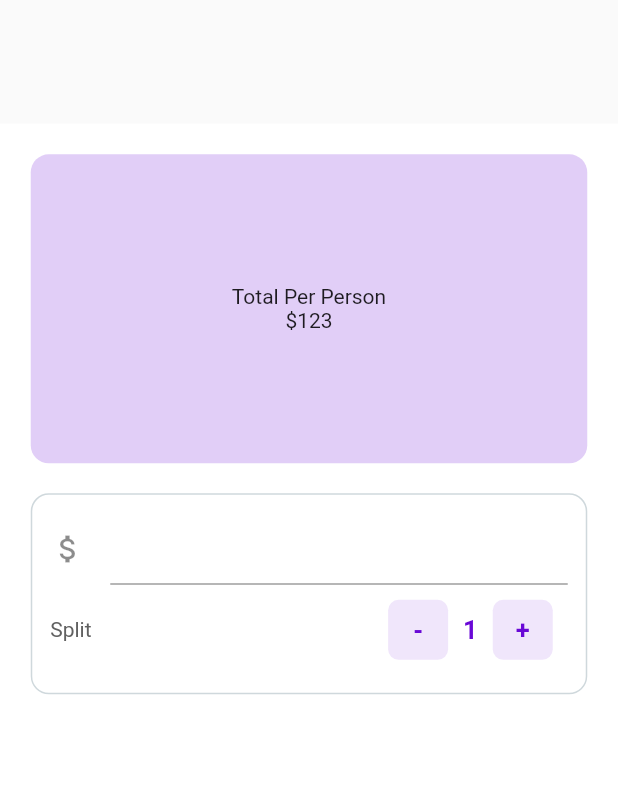
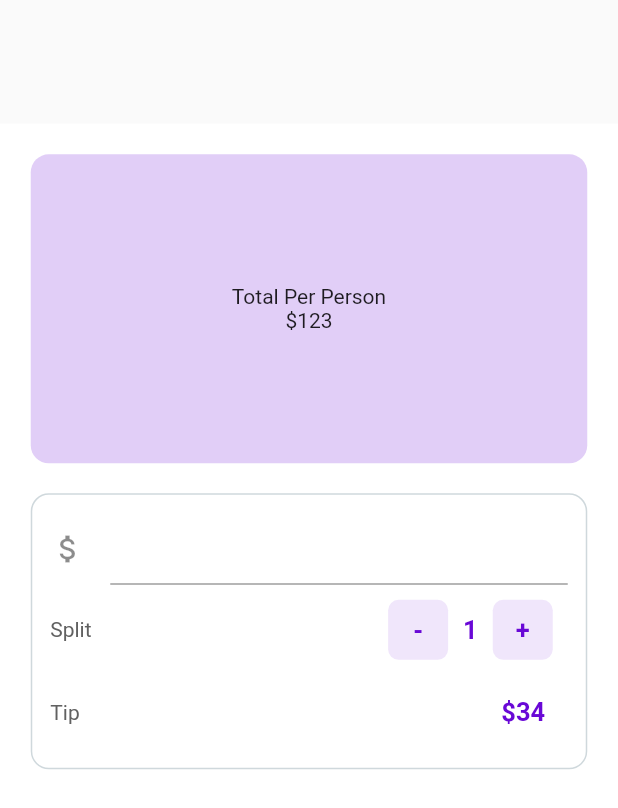
Before and after one commit to xans-me/flutter-tip-calculator-app, a Flutter app: the screen it shows after launch, on a phone screen of 412 x 824 dp. Shown: the top 808 px of the screen. Run offline on Flutter 3.47's test engine with Material 2 defaults, Android fonts, the phone set to English and light mode, and no system bars.

Commit message:
Build a Tip Row

```diff
--- a/lib/main.dart
+++ b/lib/main.dart
@@ -51,7 +51,6 @@ class _BillSplitterState extends State<BillSplitter> {
             ),
 
             // Container Bottom Display
-
             Container(
               margin: EdgeInsets.only(top: 20),
               padding: EdgeInsets.all(12),
@@ -64,6 +63,7 @@ class _BillSplitterState extends State<BillSplitter> {
                   borderRadius: BorderRadius.circular(12.0)),
               child: Column(
                 children: [
+                  // Input Field of Bill Amount
                   TextField(
                     keyboardType:
                         TextInputType.numberWithOptions(decimal: true),
@@ -81,7 +81,7 @@ class _BillSplitterState extends State<BillSplitter> {
                     },
                   ),
 
-                  // Row Split
+                  // Split Row
                   Row(
                     mainAxisAlignment: MainAxisAlignment.spaceBetween,
                     children: [
@@ -93,7 +93,6 @@ class _BillSplitterState extends State<BillSplitter> {
                         ),
                       ),
 
-                      // Row Counter
                       Row(
                         children: [
                           // Button ( - )
@@ -166,6 +165,30 @@ class _BillSplitterState extends State<BillSplitter> {
                             ),
                           ),
                         ],
+                      ),
+                    ],
+                  ),
+
+                  // Tip Row
+                  Row(
+                    mainAxisAlignment: MainAxisAlignment.spaceBetween,
+                    children: [
+                      Text(
+                        "Tip",
+                        style: TextStyle(
+                          color: Colors.grey.shade700,
+                        ),
+                      ),
+                      Padding(
+                        padding: const EdgeInsets.all(15.0),
+                        child: Text(
+                          "\$34",
+                          style: TextStyle(
+                            color: _purple,
+                            fontWeight: FontWeight.bold,
+                            fontSize: 17.0,
+                          ),
+                        ),
                       )
                     ],
                   ),
```
